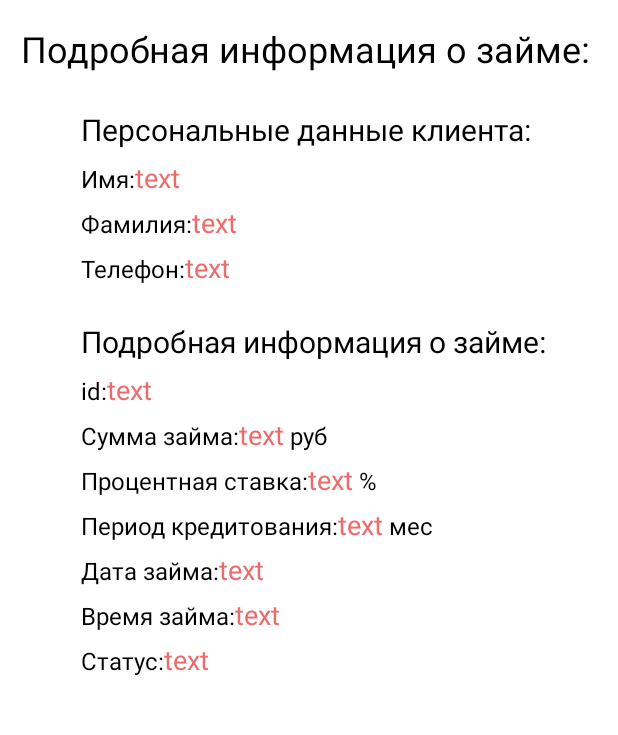
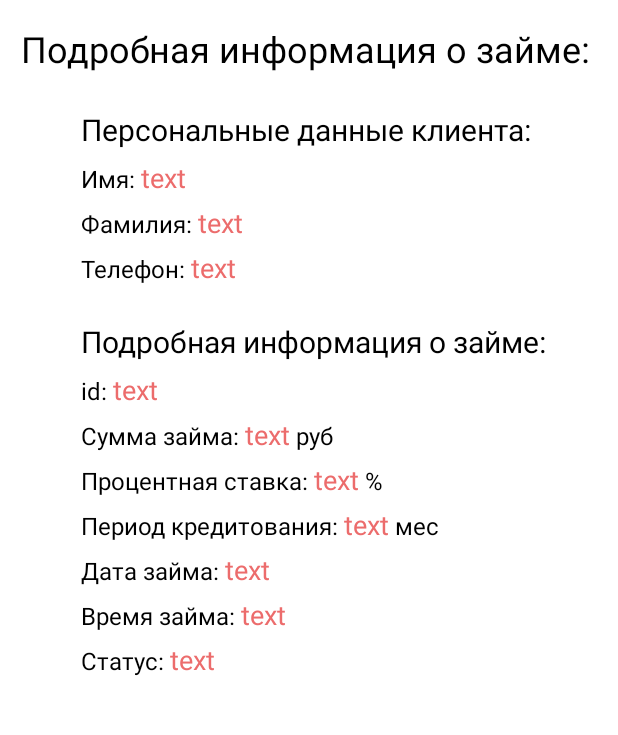
Before and after one commit to DmitrySuv-bit/OnlineBank, an Android app: the layout fragment_loan_information.xml on its own in the app's theme, with its tools: preview values and no code run, on a phone screen of 412 x 824 dp, the part 85-820 px from its top. Run offline under Robolectric (Android 15) with nearby library versions, the phone set to English and light mode, and no system bars; network calls fail.

Commit message:
Исправление ошибок

```diff
--- a/app/src/main/res/layout/fragment_loan_information.xml
+++ b/app/src/main/res/layout/fragment_loan_information.xml
@@ -148,6 +148,7 @@
         android:id="@+id/loanInformationFirstName"
         android:layout_width="wrap_content"
         android:layout_height="wrap_content"
+        android:layout_marginStart="4dp"
         android:textColor="#EC6C6C"
         android:textSize="18sp"
         app:layout_constraintBaseline_toBaselineOf="@+id/textView13"
@@ -158,6 +159,7 @@
         android:id="@+id/loanInformationLastName"
         android:layout_width="wrap_content"
         android:layout_height="wrap_content"
+        android:layout_marginStart="4dp"
         android:textColor="#EC6C6C"
         android:textSize="18sp"
         app:layout_constraintBaseline_toBaselineOf="@+id/textView14"
@@ -168,6 +170,7 @@
         android:id="@+id/loanInformationPhoneNumber"
         android:layout_width="wrap_content"
         android:layout_height="wrap_content"
+        android:layout_marginStart="4dp"
         android:textColor="#EC6C6C"
         android:textSize="18sp"
         app:layout_constraintBaseline_toBaselineOf="@+id/textView15"
@@ -178,6 +181,7 @@
         android:id="@+id/loanInformationID"
         android:layout_width="wrap_content"
         android:layout_height="wrap_content"
+        android:layout_marginStart="4dp"
         android:textColor="#EC6C6C"
         android:textSize="18sp"
         app:layout_constraintBaseline_toBaselineOf="@+id/textView17"
@@ -188,6 +192,7 @@
         android:id="@+id/loanInformationAmount"
         android:layout_width="wrap_content"
         android:layout_height="wrap_content"
+        android:layout_marginStart="4dp"
         android:textColor="#EC6C6C"
         android:textSize="18sp"
         app:layout_constraintBaseline_toBaselineOf="@+id/textView18"
@@ -198,6 +203,7 @@
         android:id="@+id/loanInformationPercent"
         android:layout_width="wrap_content"
         android:layout_height="wrap_content"
+        android:layout_marginStart="4dp"
         android:textColor="#EC6C6C"
         android:textSize="18sp"
         app:layout_constraintBaseline_toBaselineOf="@+id/textView19"
@@ -208,6 +214,7 @@
         android:id="@+id/loanInformationPeriod"
         android:layout_width="wrap_content"
         android:layout_height="wrap_content"
+        android:layout_marginStart="4dp"
         android:textColor="#EC6C6C"
         android:textSize="18sp"
         app:layout_constraintBaseline_toBaselineOf="@+id/textView20"
@@ -218,6 +225,7 @@
         android:id="@+id/loanInformationDate"
         android:layout_width="wrap_content"
         android:layout_height="wrap_content"
+        android:layout_marginStart="4dp"
         android:textColor="#EC6C6C"
         android:textSize="18sp"
         app:layout_constraintBaseline_toBaselineOf="@+id/textView21"
@@ -228,6 +236,7 @@
         android:id="@+id/loanInformationState"
         android:layout_width="wrap_content"
         android:layout_height="wrap_content"
+        android:layout_marginStart="4dp"
         android:textColor="#EC6C6C"
         android:textSize="18sp"
         app:layout_constraintBaseline_toBaselineOf="@+id/textView22"
@@ -249,6 +258,7 @@
         android:id="@+id/loanInformationTime"
         android:layout_width="wrap_content"
         android:layout_height="wrap_content"
+        android:layout_marginStart="4dp"
         android:textColor="#EC6C6C"
         android:textSize="18sp"
         app:layout_constraintBaseline_toBaselineOf="@+id/textView32"
--- a/app/src/main/res/layout/fragment_new_loan.xml
+++ b/app/src/main/res/layout/fragment_new_loan.xml
@@ -59,7 +59,7 @@
         android:id="@+id/newLoanMaxAmount"
         android:layout_width="wrap_content"
         android:layout_height="wrap_content"
-        android:layout_marginStart="8dp"
+        android:layout_marginStart="4dp"
         android:textColor="#F44336"
         android:textSize="18sp"
         android:textStyle="bold"
@@ -71,7 +71,7 @@
         android:id="@+id/newLoanPercent"
         android:layout_width="wrap_content"
         android:layout_height="wrap_content"
-        android:layout_marginStart="8dp"
+        android:layout_marginStart="4dp"
         android:textColor="#F44336"
         android:textSize="18sp"
         android:textStyle="bold"
@@ -83,7 +83,7 @@
         android:id="@+id/newLoanPeriod"
         android:layout_width="wrap_content"
         android:layout_height="wrap_content"
-        android:layout_marginStart="8dp"
+        android:layout_marginStart="4dp"
         android:textColor="#F44336"
         android:textSize="18sp"
         android:textStyle="bold"
--- a/app/src/main/res/layout/fragment_successful_loan.xml
+++ b/app/src/main/res/layout/fragment_successful_loan.xml
@@ -63,6 +63,7 @@
         android:id="@+id/successfulLoanID"
         android:layout_width="wrap_content"
         android:layout_height="wrap_content"
+        android:layout_marginStart="4dp"
         android:textColor="#EC6C6C"
         android:textSize="16sp"
         app:layout_constraintBaseline_toBaselineOf="@+id/textView23"
@@ -83,6 +84,7 @@
         android:id="@+id/successfulLoanAmount"
         android:layout_width="wrap_content"
         android:layout_height="wrap_content"
+        android:layout_marginStart="4dp"
         android:textColor="#EC6C6C"
         android:textSize="16sp"
         app:layout_constraintBaseline_toBaselineOf="@+id/textView25"
@@ -103,6 +105,7 @@
         android:id="@+id/successfulLoanState"
         android:layout_width="wrap_content"
         android:layout_height="wrap_content"
+        android:layout_marginStart="4dp"
         android:textColor="#EC6C6C"
         android:textSize="16sp"
         app:layout_constraintBaseline_toBaselineOf="@+id/textView27"
```
